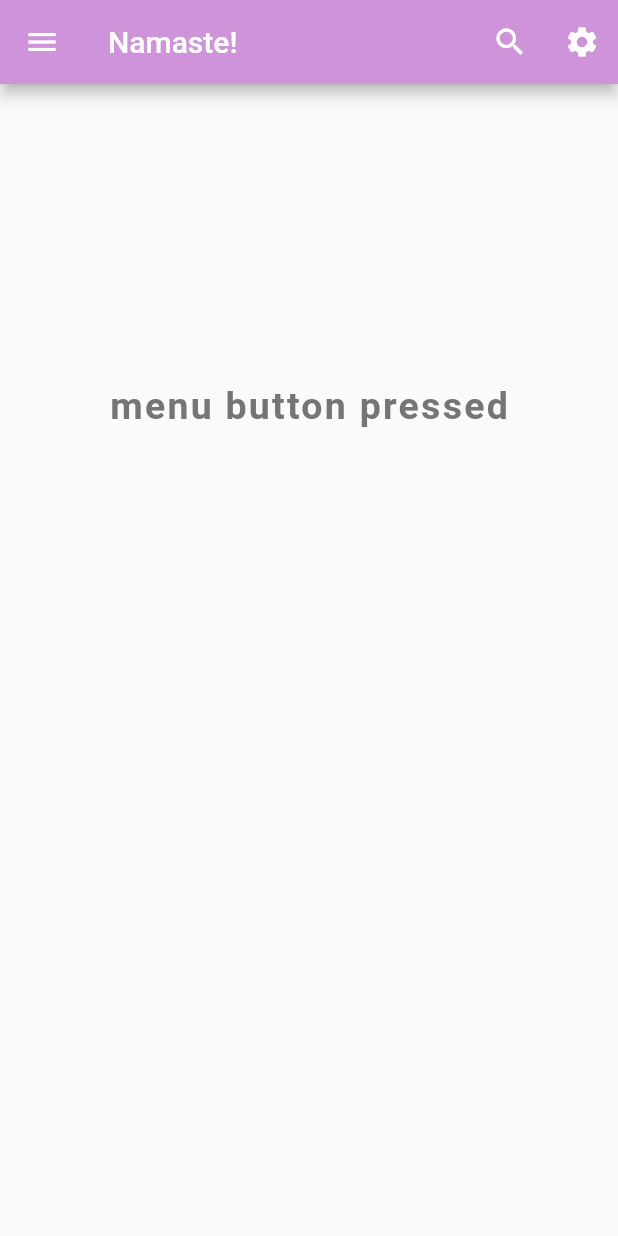
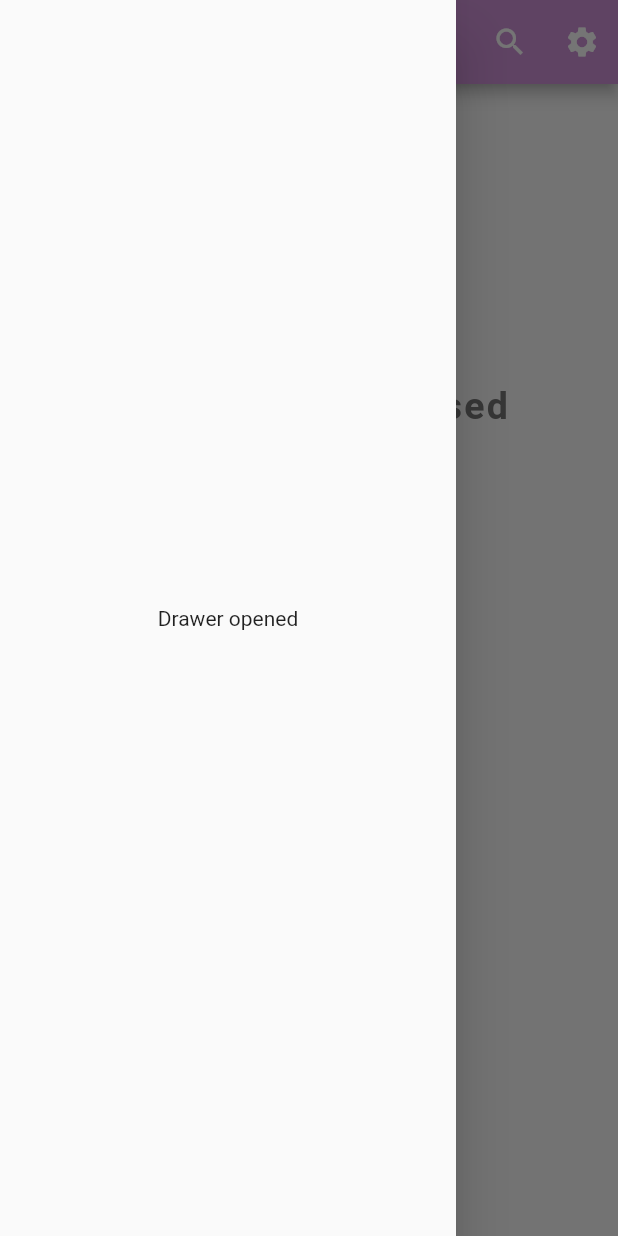
Before and after one commit to starter-project/repo1, a Flutter app: the screen it shows after launch, after a tap on the "menu" icon, on a phone screen of 412 x 824 dp. Run offline on Flutter 3.47's test engine with Material 2 defaults, Android fonts, the phone set to English and light mode, and no system bars.

Commit message:
added drawer

```diff
--- a/lib/main.dart
+++ b/lib/main.dart
@@ -6,18 +6,23 @@ class MyApp extends StatelessWidget {
   @override
   Widget build(BuildContext context) {
     return MaterialApp(
-      home: HomePage(),
+      home: HomePage()
     );
   }
 }
 
+
+
 class HomePage extends StatefulWidget {
+
   @override
   _HomePageState createState() => _HomePageState();
 }
 
 
 class _HomePageState extends State<HomePage> {
+  GlobalKey<ScaffoldState> _scaffoldKey = GlobalKey();
+
   @override
 
  String _var= 'Our First Flutter Application';
@@ -30,22 +35,31 @@ class _HomePageState extends State<HomePage> {
   Widget build(BuildContext context) {
     return
      Scaffold(
+       key: _scaffoldKey,
        appBar: AppBar(title: Text('Namaste!'),
-         leading: IconButton(icon:Icon(Icons.menu), onPressed:(){
-           _onPressed(response:'menu button pressed');
+         leading: IconButton(icon:Icon(Icons.menu), onPressed:() {
+           _onPressed(response: 'menu button pressed');
+
+           _scaffoldKey.currentState.openDrawer();
          }),
+
          backgroundColor: Colors.purple[200],
            actions: <Widget>[
              IconButton(icon:Icon(Icons.search), onPressed:() {
                _onPressed(response: 'search button pressed');
              }),
-             IconButton(icon: Icon(Icons.settings), onPressed:(){
-               _onPressed(response:'settings button pressed');
-             })
+
+             IconButton(icon: Icon(Icons.settings), onPressed:() {
+               _onPressed(response: 'settings button pressed');
+               })
            ],
        ),
+        drawer: Drawer(
+          child: Center(
+            child: Text('Drawer opened'),
+          ),
 
-
+        ),
 
         body:SafeArea(
             child:Center(
```
